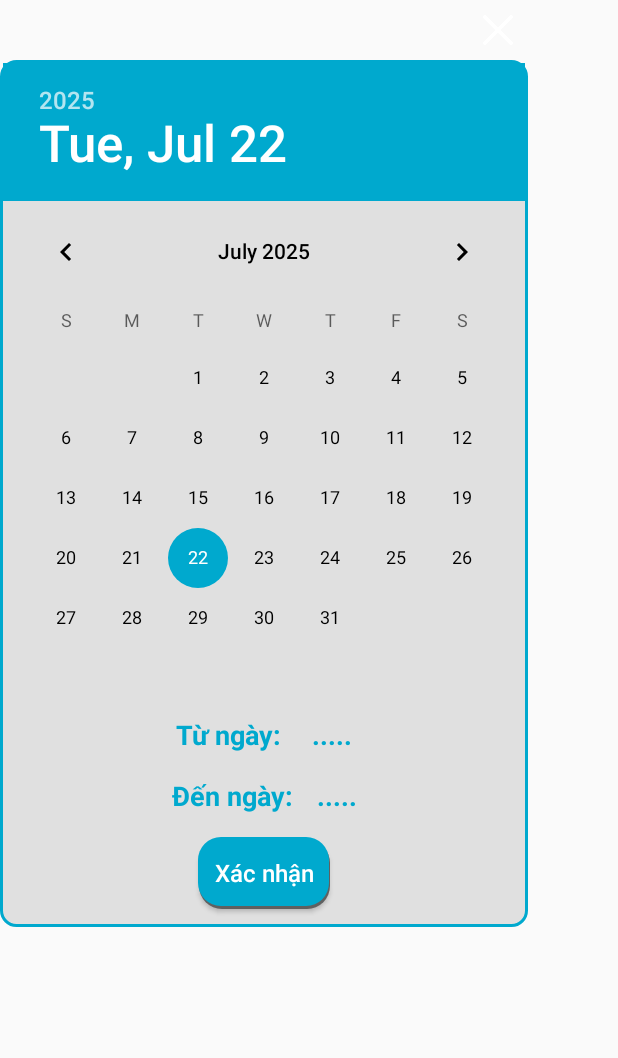
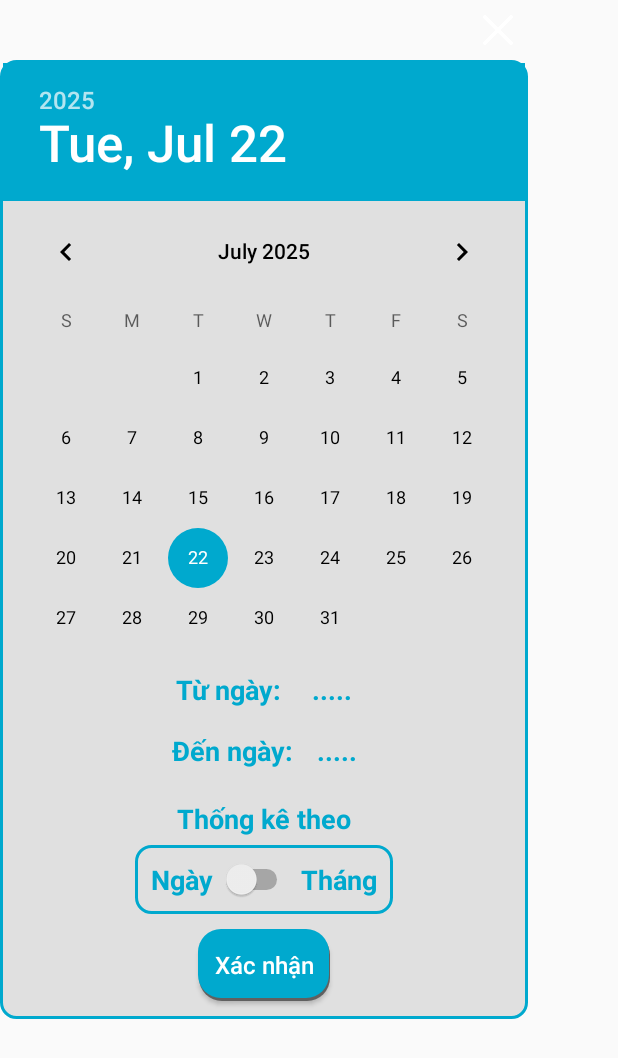
Before and after one commit to ducnh298/Doc-thong-bao-chuyen-khoan-Android-app, an Android app: the layout dialog_date_picker_statistic.xml on its own in the app's theme, with its tools: preview values and no code run, on a phone screen of 412 x 824 dp. Shown: the top 1058 px of the screen. Run offline under Robolectric (Android 15) with nearby library versions, the phone set to English and light mode, and no system bars.

Commit message:
v1.5.1 - Update statistic functionality by months, optimize extractAmount from notification algorithm

```diff
--- a/app/src/main/res/layout/dialog_date_picker_statistic.xml
+++ b/app/src/main/res/layout/dialog_date_picker_statistic.xml
@@ -1,7 +1,6 @@
 <?xml version="1.0" encoding="utf-8"?>
 <androidx.constraintlayout.widget.ConstraintLayout xmlns:android="http://schemas.android.com/apk/res/android"
     xmlns:app="http://schemas.android.com/apk/res-auto"
-    xmlns:tools="http://schemas.android.com/tools"
     android:layout_width="wrap_content"
     android:layout_height="wrap_content"
     android:background="@color/transparent">
@@ -22,8 +21,8 @@
         android:layout_width="match_parent"
         android:layout_height="match_parent"
         android:layout_marginTop="40dp"
+        android:background="@drawable/bg_dialog"
         android:padding="2dp"
-        android:background="@drawable/bg_dialog"
         app:layout_constraintTop_toTopOf="parent">
 
         <DatePicker
@@ -42,6 +41,7 @@
             android:layout_width="wrap_content"
             android:layout_height="wrap_content"
             android:orientation="horizontal"
+            android:layout_marginTop="-30dp"
             app:layout_constraintEnd_toEndOf="parent"
             app:layout_constraintStart_toStartOf="parent"
             app:layout_constraintTop_toBottomOf="@+id/datePicker">
@@ -112,22 +112,81 @@
                 android:textStyle="bold" />
         </LinearLayout>
 
+        <TextView
+            android:id="@+id/tvStatisticDayMonth"
+            android:layout_width="wrap_content"
+            android:layout_height="wrap_content"
+            android:layout_gravity="center"
+            android:layout_marginTop="10dp"
+            android:clickable="false"
+            android:gravity="center_vertical"
+            android:padding="5dp"
+            android:text="Thống kê theo"
+            android:textColor="@color/text_color_dialog"
+            android:textSize="18sp"
+            android:textStyle="bold"
+            app:layout_constraintEnd_toEndOf="parent"
+            app:layout_constraintStart_toStartOf="parent"
+            app:layout_constraintTop_toBottomOf="@+id/linearLayout2" />
+
+        <LinearLayout
+            android:id="@+id/llSwitch"
+            android:layout_width="wrap_content"
+            android:layout_height="wrap_content"
+            android:background="@drawable/bg_dialog"
+            android:orientation="horizontal"
+            android:padding="5dp"
+            app:layout_constraintEnd_toEndOf="parent"
+            app:layout_constraintStart_toStartOf="parent"
+            app:layout_constraintTop_toBottomOf="@+id/tvStatisticDayMonth">
+
+            <TextView
+                android:layout_width="wrap_content"
+                android:layout_height="wrap_content"
+                android:layout_gravity="center"
+                android:clickable="false"
+                android:gravity="center_vertical"
+                android:padding="5dp"
+                android:text="Ngày"
+                android:textColor="@color/text_color_dialog"
+                android:textSize="18sp"
+                android:textStyle="bold" />
+
+            <Switch
+                android:id="@+id/switchDayMonth"
+                android:layout_width="wrap_content"
+                android:layout_height="wrap_content"
+                android:layout_gravity="center" />
+
+            <TextView
+                android:layout_width="wrap_content"
+                android:layout_height="wrap_content"
+                android:layout_gravity="center"
+                android:clickable="false"
+                android:gravity="center_vertical"
+                android:padding="5dp"
+                android:text="Tháng"
+                android:textColor="@color/text_color_dialog"
+                android:textSize="18sp"
+                android:textStyle="bold" />
+        </LinearLayout>
+
         <androidx.appcompat.widget.AppCompatButton
             android:id="@+id/btnConfirm"
             android:layout_width="wrap_content"
             android:layout_height="wrap_content"
             android:layout_gravity="center"
             android:layout_marginTop="10dp"
+            android:layout_marginBottom="10dp"
             android:background="@drawable/btn_blue"
             android:elevation="5dp"
             android:text="Xác nhận"
             android:textAllCaps="false"
             android:textColor="@color/white"
-            android:layout_marginBottom="10dp"
             android:textSize="16sp"
             app:layout_constraintBottom_toBottomOf="parent"
             app:layout_constraintEnd_toEndOf="parent"
             app:layout_constraintStart_toStartOf="parent"
-            app:layout_constraintTop_toBottomOf="@+id/linearLayout2" />
+            app:layout_constraintTop_toBottomOf="@+id/llSwitch" />
     </androidx.constraintlayout.widget.ConstraintLayout>
 </androidx.constraintlayout.widget.ConstraintLayout>
```
Also changed, not shown: app/src/main/java/com/app/docthongbaochuyenkhoan/controller/NotificationMessageParser.kt (+120 -34 lines), app/src/main/java/com/app/docthongbaochuyenkhoan/ui/activity/StatisticsActivity.kt (+10 -5 lines), app/src/main/java/com/app/docthongbaochuyenkhoan/ui/dialog/DatePickerDialogStatisticFragment.kt (+7 -2 lines), app/src/main/java/com/app/docthongbaochuyenkhoan/utils/DateUtils.kt (+42 -0 lines), app/src/main/java/com/app/docthongbaochuyenkhoan/viewModel/StatisticsViewModel.kt (+30 -2 lines).
